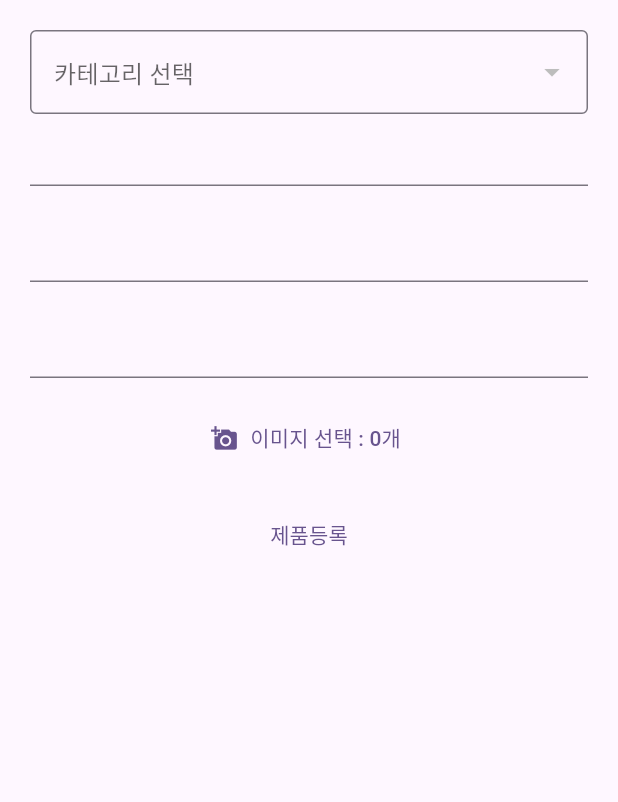
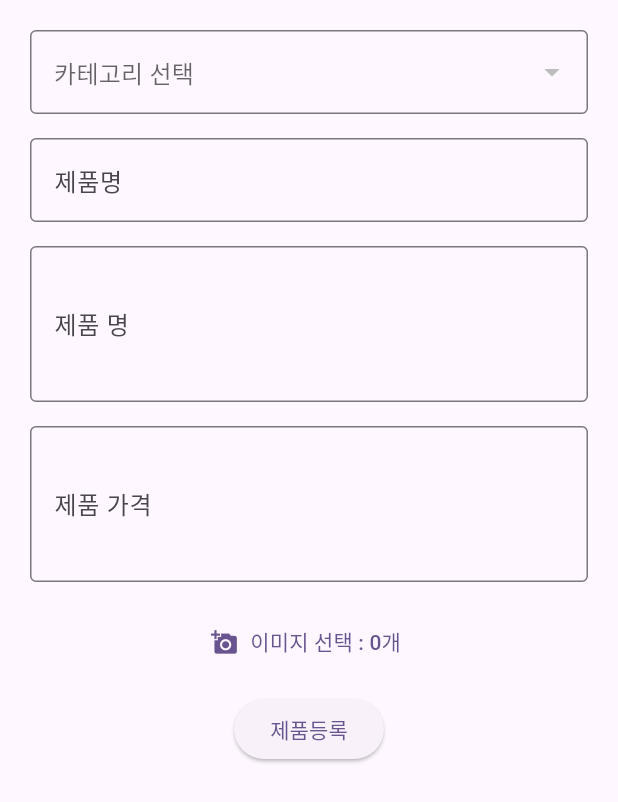
Before and after one commit to magnoria/tj2024b_app, a Flutter app: the ProductRegister screen opened directly, after a tap on "제품등록", on a phone screen of 412 x 824 dp. Shown: the top 802 px of the screen. Run offline on Flutter 3.47's test engine with Material 3 defaults, Android fonts, the phone set to English and light mode, and no system bars; our stand-ins replace dio, fluttertoast, image_picker, shared_preferences; accounts and stored records are empty; network calls fail.

Commit message:
2025 04 29 main, productRegister.dart 수정 , 입력 controller 및 이미지 입력 까지 , 삭제 , navigation 페이지 이동관련 수정함 잘보기

```diff
--- a/lib/app/layout/myapp.dart
+++ b/lib/app/layout/myapp.dart
@@ -11,7 +11,7 @@ class MyApp extends StatelessWidget{ // 상태 없는 위젯
       // key : 위젯 마다의 정해진 key 존재
       // value : 다양한 하위 위젯들이 들어간다.
       title: "앱", // 앱 탭 이름
-      home: MainApp(), // 앱 본문
+      home: MainApp(page: 0,), // 앱 본문
       theme: ThemeData( //앱 테마
         scaffoldBackgroundColor: Colors.white //scaffold 위젯의 색상 구성
       ),
--- a/lib/app/member/info.dart
+++ b/lib/app/member/info.dart
@@ -48,7 +48,7 @@ class _InfoState extends State<Info>{
       //방법1 : dio.options.headers['속성명'] = 값;
       // 방법2 : dio.get(options : {headers : {'속성명' : 값 }})
       dio.options.headers['Authorization'] = token;
-      final response = await dio.get("http://localhost:8080/member/info");
+      final response = await dio.get("http://192.168.40.25:8080/member/info");
       final data = response.data; print(data);
       if(data != ''){ // (로그인) 회원정보가 존재하면
         setState(() {
@@ -73,12 +73,12 @@ class _InfoState extends State<Info>{
       //2 서버에게 로그아웃요청
       Dio dio = Dio();
       dio.options.headers['Authorization'] = token;
-      dio.get("http://localhost:8080/member/logout");
+      dio.get("http://192.168.40.25:8080/member/logout");
       // 3. 전역변수(클라이언트) 에도 토큰 삭제
       await prefs.remove('token');
     }catch(e){print(e);}
       // 4. 페이지 전환/이동
-    Navigator.pushReplacement(context, MaterialPageRoute(builder: (context) => MainApp() ));
+    Navigator.pushReplacement(context, MaterialPageRoute(builder: (context) => MainApp( page: 0) ));
   }
   // 6.
   @override
--- a/lib/app/member/login.dart
+++ b/lib/app/member/login.dart
@@ -28,7 +28,7 @@ class _LoginState extends State<Login>{
         'memail' : emailController.text, //입력 컨트롤러에 입력된 값 가져오기
         'mpwd' : pwdController.text,
       };
-      final response = await dio.post("http://localhost:8080/member/login" , data: senData);
+      final response = await dio.post("http://192.168.40.25:8080/member/login" , data: senData);
       final data = response.data;
       if(data != ''){// 로그인 성공시 토큰 SharedPreferences 에 저장하기
         // 1. 전역변수 호출
@@ -38,7 +38,7 @@ class _LoginState extends State<Login>{
         await prefs.setString('token', data);
 
         // * 로그인 성공시 페이지 전환
-        Navigator.pushReplacement( context , MaterialPageRoute(builder: (context) => MainApp()));
+        Navigator.pushReplacement( context , MaterialPageRoute(builder: (context) => MainApp( page: 0)));
 
       }else {
         print("회원가입 실패");
--- a/lib/app/product/productRegister.dart
+++ b/lib/app/product/productRegister.dart
@@ -1,8 +1,13 @@
+
+import 'dart:io';
 
 import 'package:dio/dio.dart';
 import 'package:flutter/material.dart';
 import 'package:image_picker/image_picker.dart';
 import 'package:shared_preferences/shared_preferences.dart';
+import 'package:tj2024b_app/app/layout/mainapp.dart';
+import 'package:tj2024b_app/app/product/productList.dart';
+import 'package:tj2024b_app/app/product/productView.dart';
 import 'package:tj2024b_app/example/day02/example2.dart';
 
 class ProductRegister extends StatefulWidget{
@@ -38,7 +43,7 @@ class _ProductRegister extends State<ProductRegister>{
       ImagePicker picker = ImagePicker(); //이미지 피커 객체 생성 , .pickMultiImage(); 이미지 여러개, .pickImage(); 이미지 한개
       List<XFile> pickeFile = await picker.pickMultiImage(); //사용자가 선택한 이미지들을 XFILE 파일로 반환한다.
         // XFile 인터페이스는 이미지들을 조작할 수 있는 메소드를 제공한다.
-      if(pickeFile.isEmpty){// 선택된 이미지가 존재하면 상태변수에 저장한다.
+      if(pickeFile.isNotEmpty){// 선택된 이미지가 존재하면 상태변수에 저장한다. 이부분을 isEmpty로 하는 비어있으면 으로 되어 이미지 선택시 수량이 안올라감
         setState(() {
           selectedImage = pickeFile;
         });
@@ -73,13 +78,21 @@ class _ProductRegister extends State<ProductRegister>{
       formData.fields.add(MapEntry("pcontent", pcontentController.text)); // 폼에 입력받은 내용 대입
       formData.fields.add(MapEntry("pprice", ppriceController.text)); // 폼에 입력받은 가격 대입
       formData.fields.add(MapEntry("cno", '${cno}')); // 폼에 입력받은 카테고리번호 대입
+      // (*) 현재 선택된 이미지들을 formData 에 담아주기.
+      for( XFile xFile in selectedImage ){ // 향상된 포문
+        // Xfile 의 path : 파일의 경로 , xfile 의 name : 파일 이름 을 // dio의 multipartFile 이용하여 파일객체 만들기.
+        // Xfile ----> multipartFile 변환
+        final file = await MultipartFile.fromFile( xFile.path , filename:  xFile.name);
+        // dio의 multipartFile 객체를 폼 대입 , XFile 자체는 전송이 불가능하다.
+        formData.files.add(MapEntry("files", file)); // files 라는 이름으로 file(multiartFile)객체들을 대입한다.
+      }
 
       // 3. DIO 요청
         dio.options.headers['Authorization'] = token; // 3-1 : HTTP Header(통신 정보)에 인증 정보 포함.
       final reponse = await dio.post("$baseUrl/product/register" , data: formData);
 
       // 4. DIO 응답 처리
-      if(reponse.statusCode == 201 && reponse.data == true){print("제품등록");}
+      if(reponse.statusCode == 201 && reponse.data == true){print("제품등록"); Navigator.pushReplacement(context, MaterialPageRoute(builder: (context) => MainApp( page: 1, ) ));}
     }catch(e){print(e);}
   }
 
@@ -113,6 +126,26 @@ class _ProductRegister extends State<ProductRegister>{
       );
     }
 
+    // (+) 선택한 이미지를 미리보기 함수
+    Widget ImagePreview(){
+      if(selectedImage.isEmpty){return SizedBox();}// 만약에 선택된 이미지가 없으면
+      return Container(
+        height: 100,
+        child: ListView.builder(
+          scrollDirection: Axis.horizontal,//List 방향, 기본값이 세로, 가로 설정
+          itemCount: selectedImage.length, //이미지 개수만큼 반복
+          itemBuilder: (context , index){// 반복문
+            final XFile xFile = selectedImage[index]; //index 번째 xfile 꺼내기
+            return Padding(
+                padding: EdgeInsets.all(5), //여백
+                child: SizedBox(width: 100, height: 100,// 이미지 사이즈
+                child: Image.file(File(xFile.path)),), // 현재 index 번째의 xfile 경로를 이미지로 출력
+            );
+          },
+        ),
+      );
+    }
+
 
     return Scaffold(
       body: Container(
@@ -120,19 +153,30 @@ class _ProductRegister extends State<ProductRegister>{
         child: Column(
           children: [
               CategoryDropdown(),
-              TextField(controller: pnameController,),
+
+            SizedBox(height: 16,),
+              TextField(controller: pnameController,
+                decoration: InputDecoration(
+                    labelText: "제품명",
+                    border: OutlineInputBorder()),),
               SizedBox(height: 16,),
-              TextField(controller: pcontentController,),
+
+              TextField(controller: pcontentController,
+                maxLines: 3, //텍스트 줄 길이
+                decoration: InputDecoration( labelText: "제품 명",border: OutlineInputBorder() ),),
               SizedBox(height: 16,),
-              TextField(controller: ppriceController,),
+
+              TextField(controller: ppriceController, maxLines: 3, decoration: InputDecoration(labelText: "제품 가격",border: OutlineInputBorder()),),
               SizedBox(height: 16,),
+
               TextButton.icon(
                 icon: Icon(Icons.add_a_photo),
                 label: Text("이미지 선택 : ${selectedImage.length}개"),
                 onPressed: onSelectImage,
               ),
-              SizedBox(height: 16,),
-              TextButton(onPressed: onResiter, child: Text("제품등록")),
+              ImagePreview(),
+              SizedBox(height: 10,),
+              ElevatedButton(onPressed: onResiter  ,child: Text("제품등록")),
           ],
         ),
       ),
--- a/lib/app/product/productView.dart
+++ b/lib/app/product/productView.dart
@@ -1,6 +1,7 @@
 
 import 'package:dio/dio.dart';
 import 'package:flutter/material.dart';
+import 'package:shared_preferences/shared_preferences.dart';
 import 'package:tj2024b_app/example/day02/example2.dart';
 
 class ProductView extends StatefulWidget{ // 부모 위젯
@@ -31,20 +32,54 @@ class _ProductViewState extends State<ProductView>{ // 자식 위젯
   Map<String , dynamic> product = {}; // 제품 1개를 저장하는 상태 변수.
   final dio = Dio();
   final baseUrl =  "http://192.168.40.25:8080";
+  // *
+  bool isOwner = false; // 현재 로그인된 회원이 등록한 제품인지 확인하는 변수
+
+
   // 2. 생명주기
   void initState(){
     onView();
   }
+
   // 3. 제품 요청
   void onView() async{
     try{               // * 직계 상위 부모 위젯의 접근 : widget.필드명 , widget.메소드명()
                                                     // widget(상위의 위젯)의 멤버변수 예) super
       final response = await dio.get("$baseUrl/product/view?pno=${widget.pno}");
       if(response.data != null){
+
         setState(() {
           product = response.data;
           print(product); // print 확인시 --> 웹 :F12 개발자도구 , 에뮬레이터  : 콘솔
         });
+
+        // * 현재 로그인된 회원의 토큰 확인
+        final prefs = await SharedPreferences.getInstance();
+        final token = prefs.get("token");
+        if(token == null){isOwner = false;} //비로그인중이면
+        //* 토큰 보내서 토큰의 회원정보 요청
+        dio.options.headers['Authorization'] = token; //token 포함
+        final reponse2 = await dio.get("$baseUrl/member/info"); // 요청
+        if(reponse2.data['memail'] == response.data['memail']){ // 회원정보의 아이디와 제품의 등록회원아이디와 같으면
+          setState(() {
+            isOwner = true; // 현재 로그인된 회원이 내가 등록한제품을 본다.
+          });
+        }
+      }
+    }catch(e){print(e);}
+  }
+
+  // 6. 삭제 요청 함수
+  void onDelete(pno) async{
+    try{
+      final prefs = await SharedPreferences.getInstance();
+      final token = prefs.getString("token"); //토큰가져오기
+      if(token == null)return;
+
+      dio.options.headers['Authorization'] = token; // 토큰 포함
+      final reponse = await dio.delete('$baseUrl/product/delete?pno=$pno'); // pno 매개변수
+      if(reponse.data == true){
+        print("삭제성공");
       }
     }catch(e){print(e);}
   }
@@ -116,9 +151,16 @@ class _ProductViewState extends State<ProductView>{ // 자식 위젯
             Text("제품설명" , style: TextStyle(fontSize: 20, fontWeight: FontWeight.bold),),
             SizedBox(height: 8,),
             Text(product['pcontent']),
+            /*만약에 isOwner 가 true이면 로그인된 회원의 제품 */
+            if( isOwner )
+              Row(
+                children: [
+                  ElevatedButton(onPressed: ()=>{}, child: Text("수정")),
+                  ElevatedButton(onPressed: ()=>{ onDelete(product['pno'])}, child: Text("삭제")),
+                ],
+              )
           ],
         ),
-
       ),
     );
   }
```
Also changed, not shown: lib/app/layout/mainapp.dart (+12 -5 lines).
